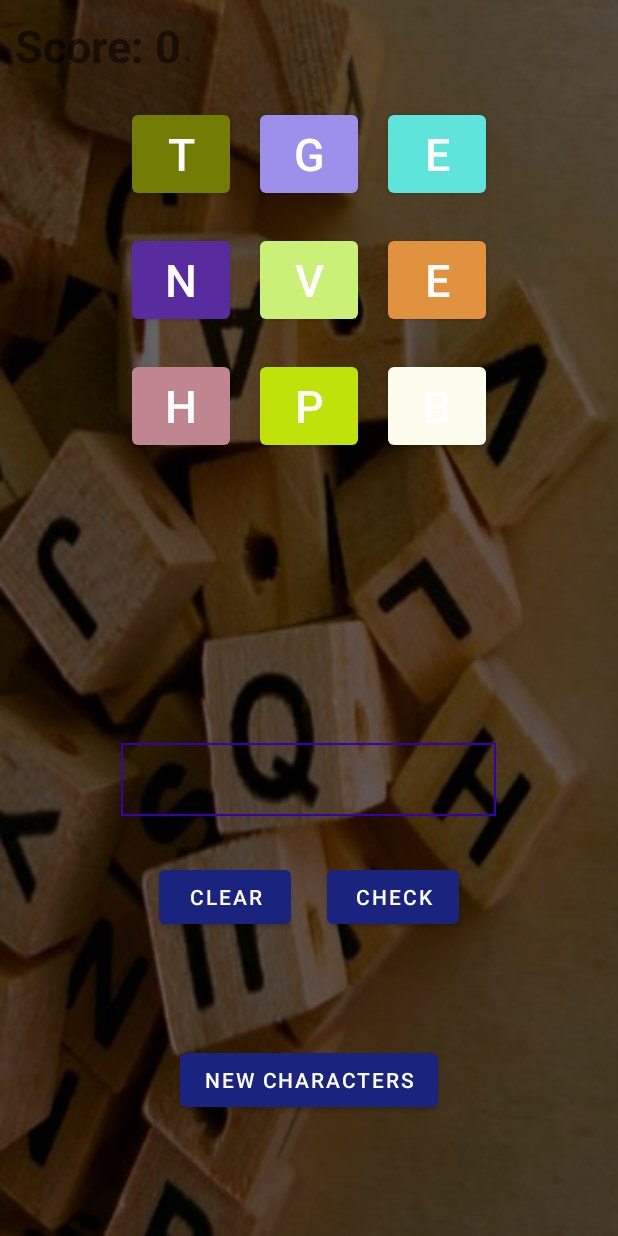
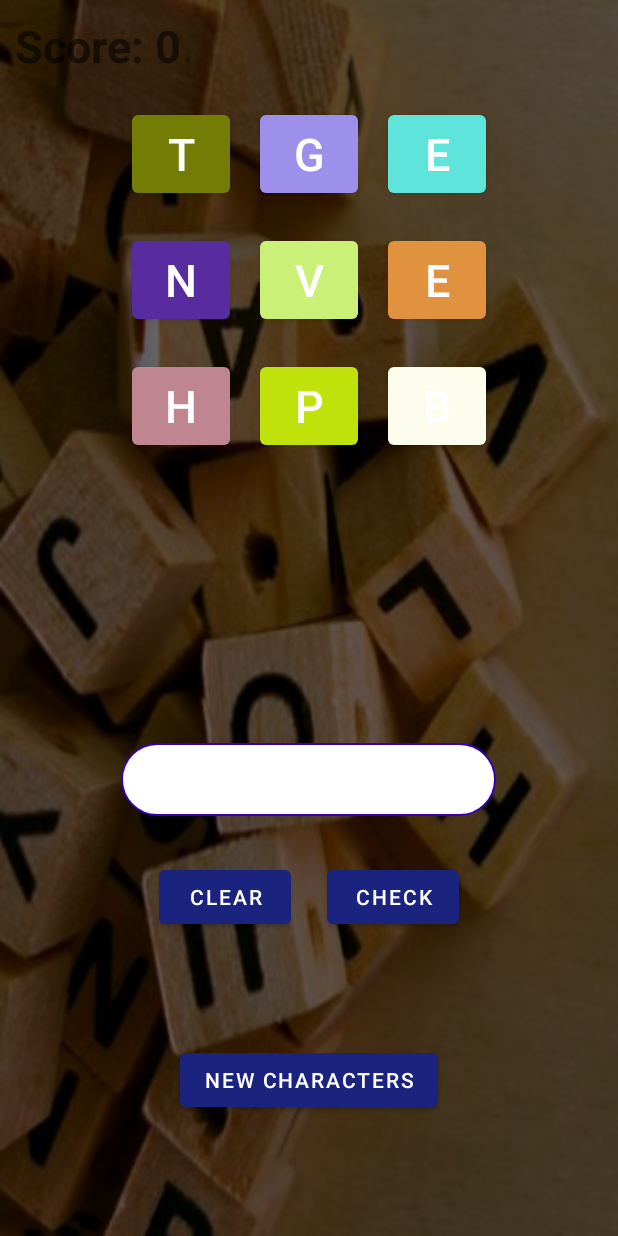
Before and after one commit to Mphatso-Banda/Word-Creator-App, an Android app built with Jetpack Compose: the MainActivity screen opened directly, with no data from a screen before it, on a phone screen of 412 x 824 dp. Run offline under Robolectric (Android 15) with nearby library versions, the light colour scheme and no system bars; our stand-ins replace data binding; network calls fail.

Commit message:
answer text style update

```diff
--- a/app/src/main/res/drawable/text_bg.xml
+++ b/app/src/main/res/drawable/text_bg.xml
@@ -3,5 +3,9 @@
     <stroke
         android:color="@color/design_default_color_primary_dark"
         android:width="1dp"/>
+    <corners
+        android:radius="100dp"/>
+    <solid
+        android:color="@color/white"/>
 
 </shape>
--- a/app/src/main/res/layout/activity_main.xml
+++ b/app/src/main/res/layout/activity_main.xml
@@ -157,6 +157,7 @@
             app:layout_constraintStart_toStartOf="parent"
             app:layout_constraintTop_toTopOf="parent" />
 
+
         <TextView
             android:id="@+id/answer"
             android:layout_width="250dp"
```
